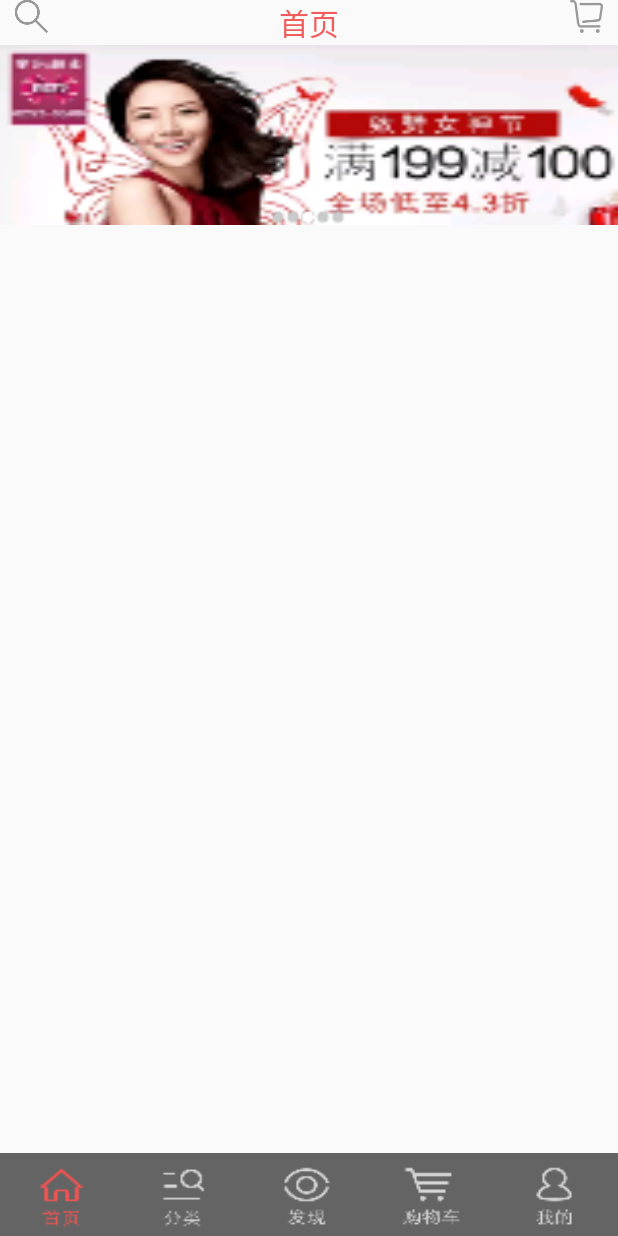
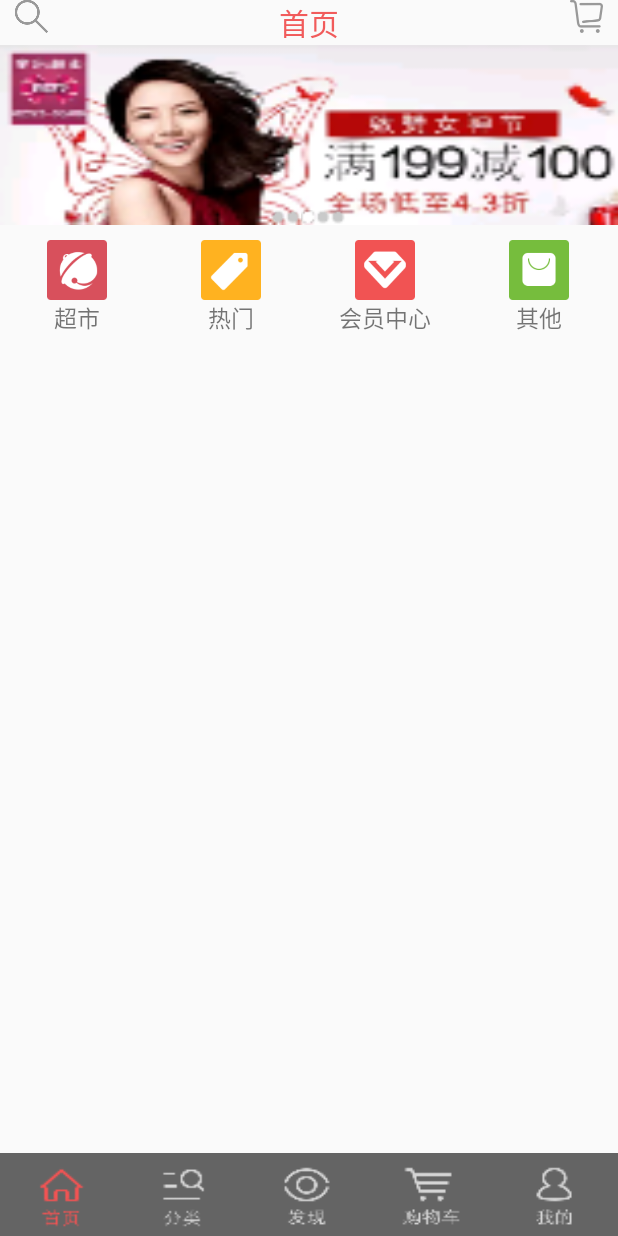
Before and after one commit to zouqile/MyShop, an Android app: the screen it shows after launch (MainActivity), on a phone screen of 412 x 824 dp. Run offline under Robolectric (Android 15) with nearby library versions, the phone set to English and light mode, and no system bars.

Commit message:
首页菜单
添加首页菜单

```diff
--- a/app/src/main/java/com/example/myshop/fragment/HomeFragment.java
+++ b/app/src/main/java/com/example/myshop/fragment/HomeFragment.java
@@ -1,6 +1,8 @@
 package com.example.myshop.fragment;
 
 
+import android.app.Activity;
+import android.content.res.Resources;
 import android.os.Bundle;
 import android.os.Handler;
 import android.os.Message;
@@ -11,7 +13,11 @@ import android.view.LayoutInflater;
 import android.view.View;
 import android.view.ViewGroup;
 import android.view.ViewParent;
+import android.widget.AdapterView;
+import android.widget.BaseAdapter;
+import android.widget.GridView;
 import android.widget.ImageView;
+import android.widget.TextView;
 
 import com.example.myshop.R;
 
@@ -27,6 +33,7 @@ public class HomeFragment extends Fragment {
     private ArrayList<ImageView> roundViews = new ArrayList<>();
     private ArrayList<ImageView> imgViews = new ArrayList<>();
     private AutoSlipHandler handler;
+    private GridView gridviewMenu;
     //自定义轮播图的资源ID
     private int[] imagesResIds;
 
@@ -41,6 +48,7 @@ public class HomeFragment extends Fragment {
         // Inflate the layout for this fragment
         View view = inflater.inflate(R.layout.fragment_home, container, false);
         viewpager = (ViewPager) view.findViewById(R.id.home_viewpager);
+        gridviewMenu = (GridView) view.findViewById(R.id.home_menu_gridview);
         roundViews.add((ImageView) view.findViewById(R.id.home_slip_round_img1));
         roundViews.add((ImageView) view.findViewById(R.id.home_slip_round_img2));
         roundViews.add((ImageView) view.findViewById(R.id.home_slip_round_img3));
@@ -66,13 +74,14 @@ public class HomeFragment extends Fragment {
         imgIndex = getImgIndex(currentItem);
         roundViews.get(imgIndex).setImageResource(R.mipmap.main_slip_focus_bg);
         handler.sendMessage(handler.obtainMessage(AutoSlipHandler.MSG_PAGE_CHANGED, currentItem, 0));
-        addOnPageChangeListener();
+        addEvent();
         //开始轮播效果
         handler.sendEmptyMessage(AutoSlipHandler.MSG_START_SLIP);
+        gridviewMenu.setAdapter(new GridMenuAdapter(getActivity()));
         return view;
     }
 
-    private void addOnPageChangeListener() {
+    private void addEvent() {
         viewpager.addOnPageChangeListener(new ViewPager.OnPageChangeListener() {
             @Override
             public void onPageScrolled(int position, float positionOffset, int positionOffsetPixels) {
@@ -105,8 +114,15 @@ public class HomeFragment extends Fragment {
 
             }
         });
+
+        gridviewMenu.setOnItemClickListener(new AdapterView.OnItemClickListener() {
+            @Override
+            public void onItemClick(AdapterView<?> parent, View view, int position, long id) {
+
+
+            }
+        });
     }
-
 
     private int imgIndex = 0;
 
@@ -120,6 +136,7 @@ public class HomeFragment extends Fragment {
     }
 
 
+    //广告pager适配器
     private static class SlipPagerAdapter extends PagerAdapter {
 
         private ArrayList<ImageView> imgViews;
@@ -165,6 +182,7 @@ public class HomeFragment extends Fragment {
     }
 
 
+    //处理自动广告
     private static class AutoSlipHandler extends Handler {
 
         /**
@@ -230,4 +248,60 @@ public class HomeFragment extends Fragment {
             }
         }
     }
+
+    //menu的gridview的适配器
+    private static class GridMenuAdapter extends BaseAdapter {
+
+        private Activity activity;
+
+        public GridMenuAdapter(Activity _activity) {
+            activity = _activity;
+            initData();
+        }
+
+        private void initData() {
+            res = new int[]{R.mipmap.home_menu_market,
+                    R.mipmap.home_menu_hot,
+                    R.mipmap.home_menu_vip,
+                    R.mipmap.home_menu_else
+            };
+            Resources resources = activity.getResources();
+            strs = new String[]{resources.getString(R.string.home_menu_market),
+                    resources.getString(R.string.home_menu_hot),
+                    resources.getString(R.string.home_menu_vip),
+                    resources.getString(R.string.home_menu_else)
+            };
+        }
+
+        //资源没有从网络获取
+        private int[] res;
+        private String[] strs;
+
+        @Override
+        public int getCount() {
+            return res.length;
+        }
+
+        @Override
+        public Object getItem(int position) {
+            return strs[position];
+        }
+
+        @Override
+        public long getItemId(int position) {
+            return position;
+        }
+
+        //只有四个，没用holder
+        @Override
+        public View getView(int position, View convertView, ViewGroup parent) {
+            LayoutInflater layoutInflater = activity.getLayoutInflater();
+            View view = layoutInflater.inflate(R.layout.item_home_menu_gridview, null);
+            ImageView imageView = (ImageView) view.findViewById(R.id.home_menu_img);
+            TextView textView = (TextView) view.findViewById(R.id.home_menu_tv);
+            imageView.setImageResource(res[position]);
+            textView.setText(strs[position]);
+            return view;
+        }
+    }
 }
--- a/app/src/main/res/layout/fragment_home.xml
+++ b/app/src/main/res/layout/fragment_home.xml
@@ -68,6 +68,26 @@
                 </LinearLayout>
             </FrameLayout>
 
+            <RelativeLayout
+                android:layout_width="match_parent"
+                android:layout_height="wrap_content">
+
+                <GridView
+                    android:id="@+id/home_menu_gridview"
+                    android:layout_width="match_parent"
+                    android:layout_height="match_parent"
+                    android:layout_marginBottom="10dp"
+                    android:layout_marginLeft="15dp"
+                    android:layout_marginRight="15dp"
+                    android:layout_marginTop="10dp"
+                    android:gravity="center"
+                    android:horizontalSpacing="30dp"
+                    android:numColumns="4"
+                    android:stretchMode="columnWidth"
+                    android:verticalSpacing="10dp"></GridView>
+
+            </RelativeLayout>
+
         </LinearLayout>
 
 
--- /dev/null
+++ b/app/src/main/res/layout/item_home_menu_gridview.xml
@@ -0,0 +1,21 @@
+<?xml version="1.0" encoding="utf-8"?>
+<LinearLayout xmlns:android="http://schemas.android.com/apk/res/android"
+    android:orientation="vertical"
+    android:gravity="center"
+    android:layout_width="wrap_content"
+    android:layout_height="wrap_content">
+    <ImageView
+        android:layout_width="40dp"
+        android:layout_height="40dp"
+        android:src="@mipmap/home_menu_market"
+        android:id="@+id/home_menu_img" />
+
+    <TextView
+        android:layout_width="wrap_content"
+        android:layout_height="wrap_content"
+        android:text="@string/home_menu_market"
+        android:textSize="@dimen/home_menu_text_size"
+        android:gravity="center"
+        android:id="@+id/home_menu_tv" />
+
+</LinearLayout>
--- a/app/src/main/res/values/dimens.xml
+++ b/app/src/main/res/values/dimens.xml
@@ -7,4 +7,5 @@
     <dimen name="main_menu_high">55dp</dimen>
     <dimen name="home_slip_high">120dp</dimen>
     <dimen name="home_slip_round_size">10dp</dimen>
+    <dimen name="home_menu_text_size">15dp</dimen>
 </resources>
--- a/app/src/main/res/values/strings.xml
+++ b/app/src/main/res/values/strings.xml
@@ -7,4 +7,8 @@
     <string name="main_tab_hot">热卖</string>
     <string name="main_tab_category">分类</string>
     <string name="main_tab_mine">我的</string>
+    <string name="home_menu_market">超市</string>
+    <string name="home_menu_hot">热门</string>
+    <string name="home_menu_vip">会员中心</string>
+    <string name="home_menu_else">其他</string>
 </resources>
```
Also changed, not shown: app/src/main/res/mipmap-mdpi/home_menu_else.png (added), app/src/main/res/mipmap-mdpi/home_menu_hot.png (added), app/src/main/res/mipmap-mdpi/home_menu_market.png (added), app/src/main/res/mipmap-mdpi/home_menu_vip.png (added).
